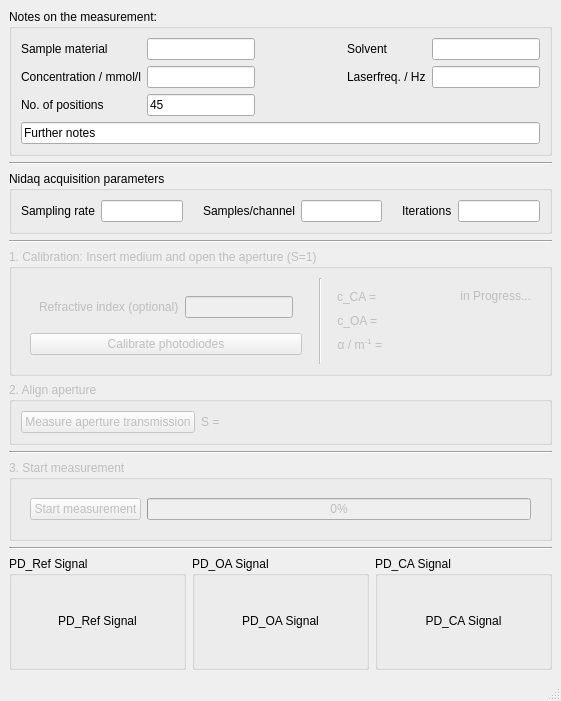
Above: gui_design/design.ui from FabianKonig/zScanMeasurementManager before the change. Below: the same form after it.
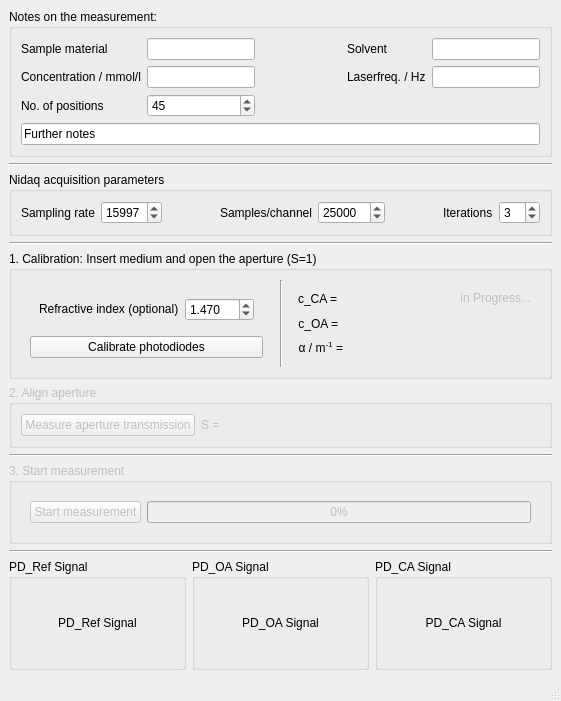
That is the form after the change.

Commit message: Nidaq params are read from GUI

```diff
--- a/gui_design/design.ui
+++ b/gui_design/design.ui
@@ -113,9 +113,12 @@
           </widget>
          </item>
          <item row="2" column="1">
-          <widget class="QLineEdit" name="lineEdit_numPositions">
-           <property name="text">
-            <string>45</string>
+          <widget class="QSpinBox" name="spinBox_numPositions">
+           <property name="maximum">
+            <number>150</number>
+           </property>
+           <property name="value">
+            <number>45</number>
            </property>
           </widget>
          </item>
@@ -158,7 +161,20 @@
         </widget>
        </item>
        <item>
-        <widget class="QLineEdit" name="lineEdit_samplingRate"/>
+        <widget class="QSpinBox" name="spinBox_samplingRate">
+         <property name="minimum">
+          <number>1000</number>
+         </property>
+         <property name="maximum">
+          <number>16000</number>
+         </property>
+         <property name="singleStep">
+          <number>1000</number>
+         </property>
+         <property name="value">
+          <number>15997</number>
+         </property>
+        </widget>
        </item>
        <item>
         <spacer name="horizontalSpacer_2">
@@ -181,7 +197,20 @@
         </widget>
        </item>
        <item>
-        <widget class="QLineEdit" name="lineEdit_samplesPerChannel"/>
+        <widget class="QSpinBox" name="spinBox_samplesPerChannel">
+         <property name="minimum">
+          <number>1000</number>
+         </property>
+         <property name="maximum">
+          <number>100000</number>
+         </property>
+         <property name="singleStep">
+          <number>1000</number>
+         </property>
+         <property name="value">
+          <number>25000</number>
+         </property>
+        </widget>
        </item>
        <item>
         <spacer name="horizontalSpacer_3">
@@ -204,7 +233,11 @@
         </widget>
        </item>
        <item>
-        <widget class="QLineEdit" name="lineEdit_iterations"/>
+        <widget class="QSpinBox" name="spinBox_iterations">
+         <property name="value">
+          <number>3</number>
+         </property>
+        </widget>
        </item>
       </layout>
      </widget>
@@ -219,7 +252,7 @@
     <item>
      <widget class="QGroupBox" name="groupBox_Calibration">
       <property name="enabled">
-       <bool>false</bool>
+       <bool>true</bool>
       </property>
       <property name="sizePolicy">
        <sizepolicy hsizetype="Preferred" vsizetype="Fixed">
@@ -255,18 +288,21 @@
               </widget>
              </item>
              <item>
-              <widget class="QLineEdit" name="lineEditRefractiveIndex">
-               <property name="sizePolicy">
-                <sizepolicy hsizetype="Minimum" vsizetype="Fixed">
-                 <horstretch>0</horstretch>
-                 <verstretch>0</verstretch>
-                </sizepolicy>
+              <widget class="QDoubleSpinBox" name="doubleSpinBox_refrIndex">
+               <property name="decimals">
+                <number>3</number>
                </property>
-               <property name="cursor">
-                <cursorShape>IBeamCursor</cursorShape>
+               <property name="minimum">
+                <double>1.000000000000000</double>
                </property>
-               <property name="text">
-                <string/>
+               <property name="maximum">
+                <double>6.000000000000000</double>
+               </property>
+               <property name="singleStep">
+                <double>0.100000000000000</double>
+               </property>
+               <property name="value">
+                <double>1.470000000000000</double>
                </property>
               </widget>
              </item>
```
Left out of the diff: 2 changed lines with no effect on the pictures. The commit also changes 3 other files.
